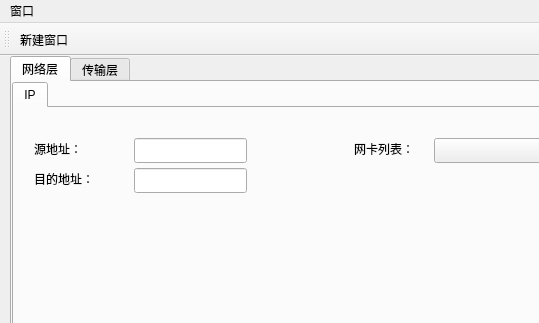
Qt form UI/UItest/mainwindow.ui (LAuxin3619/PackSender) before a commit; both pictures show x 0 to 539 and y 0 to 323 of the 738 by 485 pixel window.
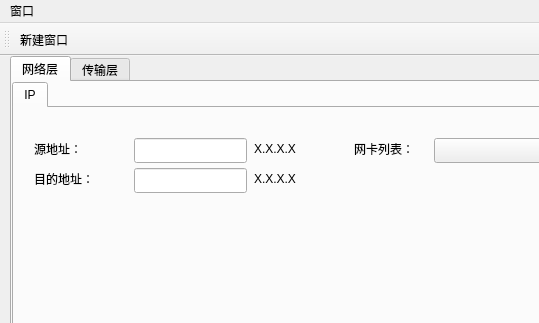
The same form after that commit.

Diff of the .ui file:
```diff
--- a/UI/UItest/mainwindow.ui
+++ b/UI/UItest/mainwindow.ui
@@ -154,6 +154,32 @@
          <string>检查</string>
         </property>
        </widget>
+       <widget class="QLabel" name="label_18">
+        <property name="geometry">
+         <rect>
+          <x>240</x>
+          <y>30</y>
+          <width>91</width>
+          <height>21</height>
+         </rect>
+        </property>
+        <property name="text">
+         <string>X.X.X.X</string>
+        </property>
+       </widget>
+       <widget class="QLabel" name="label_25">
+        <property name="geometry">
+         <rect>
+          <x>240</x>
+          <y>60</y>
+          <width>91</width>
+          <height>21</height>
+         </rect>
+        </property>
+        <property name="text">
+         <string>X.X.X.X</string>
+        </property>
+       </widget>
       </widget>
      </widget>
     </widget>
```
